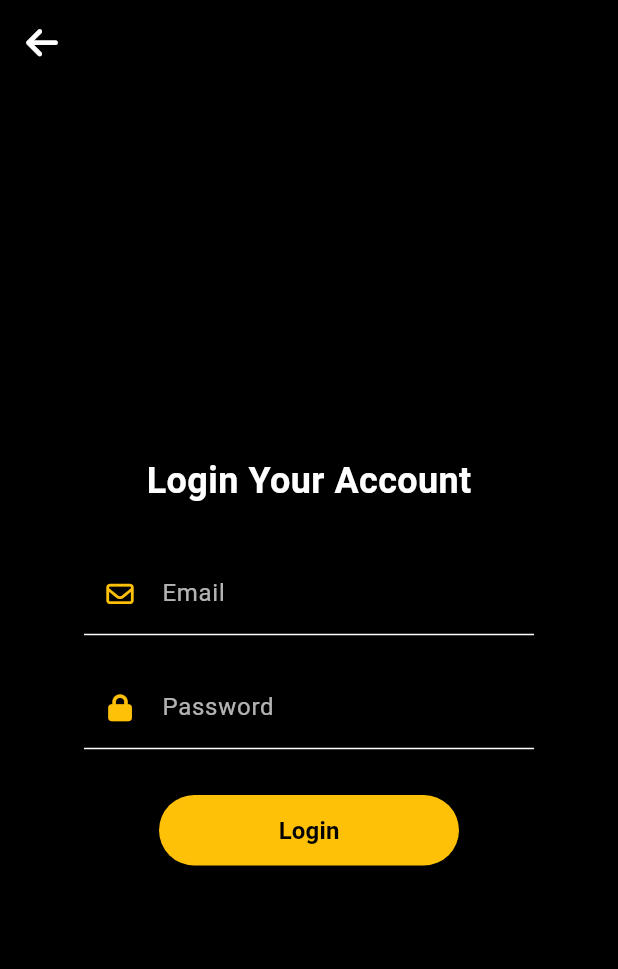
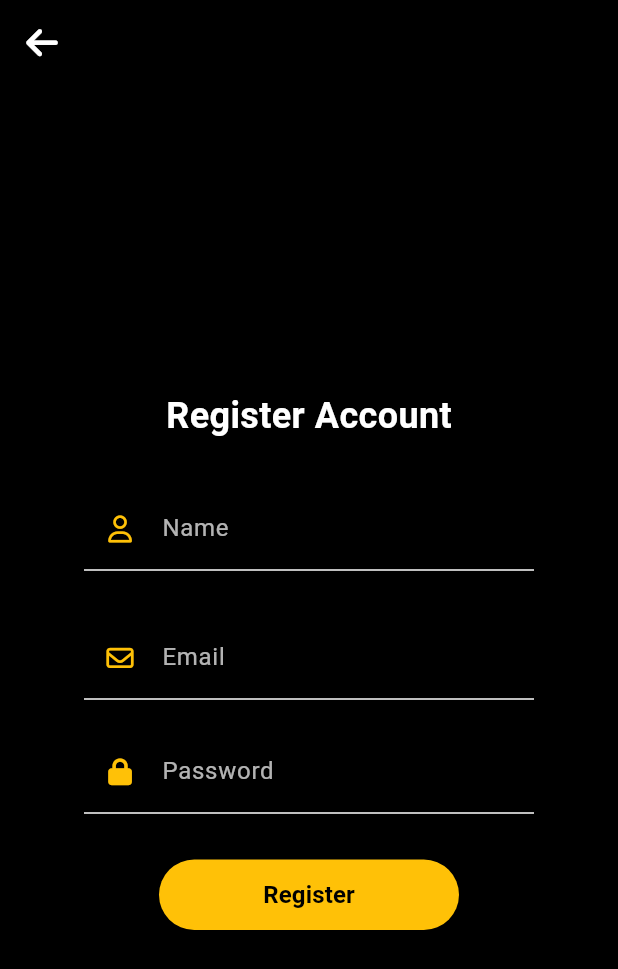
Before and after one commit to HAZIQ268/flutter_api_uiapp, a Flutter app: the screen it shows after launch, after a tap on "Get Started", on a phone screen of 412 x 824 dp. Shown: the top 969 px of the screen. Run offline on Flutter 3.47's test engine with Material 3 defaults, Android fonts, the phone set to English and light mode, and no system bars; our stand-ins replace cloud_firestore, firebase_core, font_awesome_flutter, google_fonts; accounts and stored records are empty.

```diff
--- a/uitask/lib/login.dart
+++ b/uitask/lib/login.dart
@@ -1,14 +1,38 @@
+import 'package:cloud_firestore/cloud_firestore.dart';
 import 'package:flutter/material.dart';
 import 'package:font_awesome_flutter/font_awesome_flutter.dart';
 
 class login extends StatefulWidget {
-  const login({super.key});
+  login({super.key});
 
   @override
   State<login> createState() => _loginState();
 }
 
 class _loginState extends State<login> {
+  final TextEditingController name = new TextEditingController();
+  final TextEditingController email = new TextEditingController();
+  final TextEditingController password = new TextEditingController();
+
+  CollectionReference db =
+      FirebaseFirestore.instance.collection('flutterfirstdb');
+
+  void add_data() async {
+    final user = {
+      'name': name.text,
+      'email': email.text,
+      'password': password.text
+    };
+    await db.add(user);
+
+    ScaffoldMessenger.of(context)
+        .showSnackBar(SnackBar(content: Text('User Register Successfully 😊')));
+
+    name.clear();
+    email.clear();
+    password.clear();
+  }
+
   @override
   Widget build(BuildContext context) {
     return Scaffold(
@@ -25,7 +49,7 @@ class _loginState extends State<login> {
           mainAxisAlignment: MainAxisAlignment.center,
           children: [
             const Text(
-              'Login Your Account',
+              'Register Account',
               style: TextStyle(
                 fontSize: 24,
                 fontWeight: FontWeight.bold,
@@ -35,7 +59,31 @@ class _loginState extends State<login> {
             const SizedBox(height: 30),
             Container(
               width: 300,
-              child: const TextField(
+              child: TextField(
+                controller: name,
+                style: TextStyle(color: Colors.white),
+                decoration: InputDecoration(
+                  prefixIcon: Icon(
+                    FontAwesomeIcons.user,
+                    color: Colors.amber,
+                    size: 18,
+                  ),
+                  labelText: 'Name',
+                  labelStyle: TextStyle(color: Colors.white70),
+                  enabledBorder: UnderlineInputBorder(
+                    borderSide: BorderSide(color: Colors.white),
+                  ),
+                  focusedBorder: UnderlineInputBorder(
+                    borderSide: BorderSide(color: Colors.amber),
+                  ),
+                ),
+              ),
+            ),
+            const SizedBox(height: 30),
+            Container(
+              width: 300,
+              child: TextField(
+                controller: email,
                 style: TextStyle(color: Colors.white),
                 decoration: InputDecoration(
                   prefixIcon: Icon(
@@ -57,7 +105,8 @@ class _loginState extends State<login> {
             const SizedBox(height: 20),
             Container(
               width: 300,
-              child: const TextField(
+              child: TextField(
+                controller: password,
                 obscureText: true,
                 style: TextStyle(color: Colors.white),
                 decoration: InputDecoration(
@@ -86,10 +135,10 @@ class _loginState extends State<login> {
                   padding: const EdgeInsets.all(12),
                 ),
                 onPressed: () {
-                  Navigator.pushNamed(context, '/login');
+                  add_data();
                 },
                 child: const Text(
-                  'Login',
+                  'Register',
                   style: TextStyle(
                     fontSize: 16,
                     color: Colors.black,
--- a/uitask/lib/main.dart
+++ b/uitask/lib/main.dart
@@ -35,8 +35,8 @@ class uiappState extends State<uiapp> {
   }
 }
 
-void main() {
+void main() async {
   WidgetsFlutterBinding.ensureInitialized();
-  Firebase.initializeApp(options: DefaultFirebaseOptions.currentPlatform);
+  await Firebase.initializeApp(options: DefaultFirebaseOptions.currentPlatform);
   runApp(uiapp());
 }
--- a/uitask/pubspec.yaml
+++ b/uitask/pubspec.yaml
@@ -38,6 +38,7 @@ dependencies:
   google_fonts: ^6.2.1
   font_awesome_flutter: ^10.8.0
   firebase_core: ^3.13.0
+  cloud_firestore: ^5.6.7
 
 dev_dependencies:
   flutter_test:
```
Also changed, not shown: adddatabasefirestore.PNG (added), adddatafull.PNG (added), catcherror.PNG (added), connecttextbox.PNG (added), dataadded.PNG (added), messagepopupflutter.PNG (added), uitask/pubspec.lock, 3 other files.
